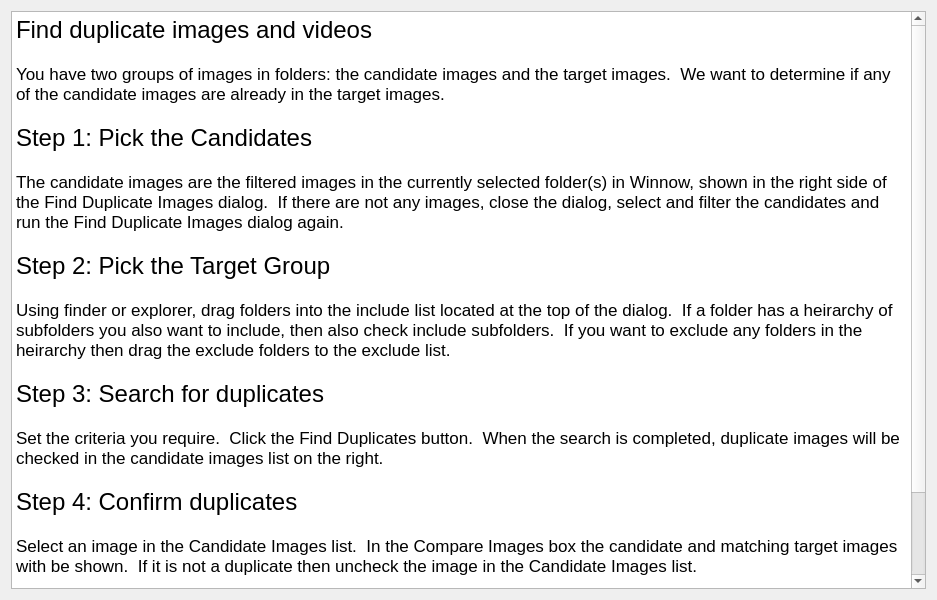
Old version of the form Help/helpfindduplicates.ui in the repository towhee/Winnow64.
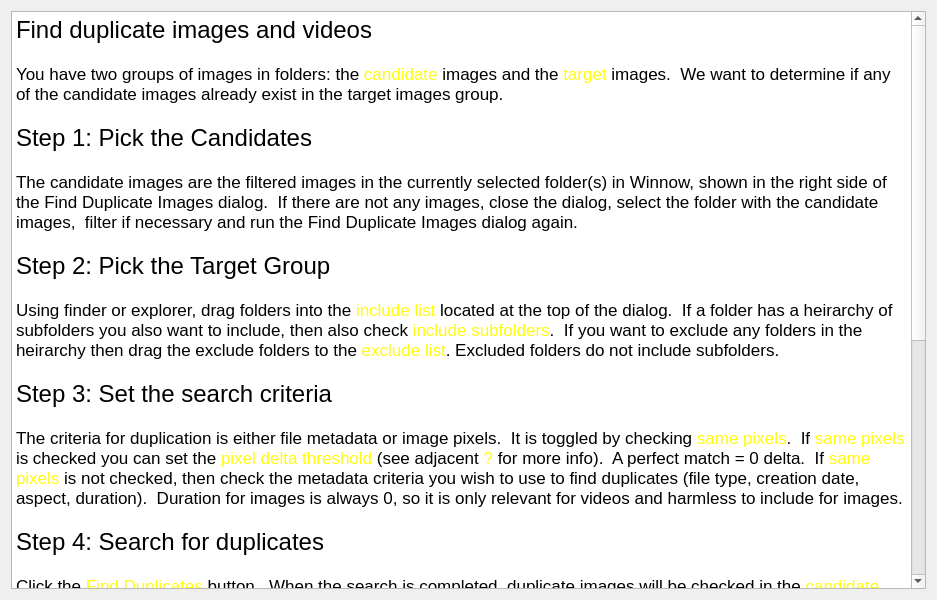
New version of the form.

Commit message: Find duplicates is done for now

What changed in the file:
```diff
--- a/Help/helpfindduplicates.ui
+++ b/Help/helpfindduplicates.ui
@@ -26,25 +26,31 @@
 &lt;/style&gt;&lt;/head&gt;&lt;body style=&quot; font-family:'.AppleSystemUIFont'; font-size:13pt; font-weight:400; font-style:normal;&quot;&gt;
 &lt;p style=&quot; margin-top:0px; margin-bottom:0px; margin-left:0px; margin-right:0px; -qt-block-indent:0; text-indent:0px;&quot;&gt;&lt;span style=&quot; font-size:18pt;&quot;&gt;Find duplicate images and videos&lt;/span&gt;&lt;/p&gt;
 &lt;p style=&quot;-qt-paragraph-type:empty; margin-top:0px; margin-bottom:0px; margin-left:0px; margin-right:0px; -qt-block-indent:0; text-indent:0px;&quot;&gt;&lt;br /&gt;&lt;/p&gt;
-&lt;p style=&quot; margin-top:0px; margin-bottom:0px; margin-left:0px; margin-right:0px; -qt-block-indent:0; text-indent:0px;&quot;&gt;You have two groups of images in folders: the candidate images and the target images.  We want to determine if any of the candidate images are already in the target images.&lt;/p&gt;
+&lt;p style=&quot; margin-top:0px; margin-bottom:0px; margin-left:0px; margin-right:0px; -qt-block-indent:0; text-indent:0px;&quot;&gt;You have two groups of images in folders: the &lt;span style=&quot; color:#fffc0d;&quot;&gt;candidate&lt;/span&gt; images and the &lt;span style=&quot; color:#fffc0d;&quot;&gt;target&lt;/span&gt; images.  We want to determine if any of the candidate images already exist in the target images group.&lt;/p&gt;
 &lt;p style=&quot;-qt-paragraph-type:empty; margin-top:0px; margin-bottom:0px; margin-left:0px; margin-right:0px; -qt-block-indent:0; text-indent:0px;&quot;&gt;&lt;br /&gt;&lt;/p&gt;
 &lt;p style=&quot; margin-top:0px; margin-bottom:0px; margin-left:0px; margin-right:0px; -qt-block-indent:0; text-indent:0px;&quot;&gt;&lt;span style=&quot; font-size:18pt;&quot;&gt;Step 1: Pick the Candidates&lt;/span&gt;&lt;/p&gt;
 &lt;p style=&quot;-qt-paragraph-type:empty; margin-top:0px; margin-bottom:0px; margin-left:0px; margin-right:0px; -qt-block-indent:0; text-indent:0px;&quot;&gt;&lt;br /&gt;&lt;/p&gt;
-&lt;p style=&quot; margin-top:0px; margin-bottom:0px; margin-left:0px; margin-right:0px; -qt-block-indent:0; text-indent:0px;&quot;&gt;The candidate images are the filtered images in the currently selected folder(s) in Winnow, shown in the right side of the Find Duplicate Images dialog.  If there are not any images, close the dialog, select and filter the candidates and run the Find Duplicate Images dialog again.&lt;/p&gt;
+&lt;p style=&quot; margin-top:0px; margin-bottom:0px; margin-left:0px; margin-right:0px; -qt-block-indent:0; text-indent:0px;&quot;&gt;The candidate images are the filtered images in the currently selected folder(s) in Winnow, shown in the right side of the Find Duplicate Images dialog.  If there are not any images, close the dialog, select the folder with the candidate images,  filter if necessary and run the Find Duplicate Images dialog again.&lt;/p&gt;
 &lt;p style=&quot;-qt-paragraph-type:empty; margin-top:0px; margin-bottom:0px; margin-left:0px; margin-right:0px; -qt-block-indent:0; text-indent:0px;&quot;&gt;&lt;br /&gt;&lt;/p&gt;
 &lt;p style=&quot; margin-top:0px; margin-bottom:0px; margin-left:0px; margin-right:0px; -qt-block-indent:0; text-indent:0px;&quot;&gt;&lt;span style=&quot; font-size:18pt;&quot;&gt;Step 2: Pick the Target Group&lt;/span&gt; &lt;/p&gt;
 &lt;p style=&quot;-qt-paragraph-type:empty; margin-top:0px; margin-bottom:0px; margin-left:0px; margin-right:0px; -qt-block-indent:0; text-indent:0px;&quot;&gt;&lt;br /&gt;&lt;/p&gt;
-&lt;p style=&quot; margin-top:0px; margin-bottom:0px; margin-left:0px; margin-right:0px; -qt-block-indent:0; text-indent:0px;&quot;&gt;Using finder or explorer, drag folders into the include list located at the top of the dialog.  If a folder has a heirarchy of subfolders you also want to include, then also check include subfolders.  If you want to exclude any folders in the heirarchy then drag the exclude folders to the exclude list.&lt;/p&gt;
+&lt;p style=&quot; margin-top:0px; margin-bottom:0px; margin-left:0px; margin-right:0px; -qt-block-indent:0; text-indent:0px;&quot;&gt;Using finder or explorer, drag folders into the &lt;span style=&quot; color:#fffc0d;&quot;&gt;include list&lt;/span&gt; located at the top of the dialog.  If a folder has a heirarchy of subfolders you also want to include, then also check &lt;span style=&quot; color:#fffc0d;&quot;&gt;include subfolders&lt;/span&gt;.  If you want to exclude any folders in the heirarchy then drag the exclude folders to the &lt;span style=&quot; color:#fffc0d;&quot;&gt;exclude list&lt;/span&gt;. Excluded folders do not include subfolders.&lt;/p&gt;
 &lt;p style=&quot;-qt-paragraph-type:empty; margin-top:0px; margin-bottom:0px; margin-left:0px; margin-right:0px; -qt-block-indent:0; text-indent:0px;&quot;&gt;&lt;br /&gt;&lt;/p&gt;
-&lt;p style=&quot; margin-top:0px; margin-bottom:0px; margin-left:0px; margin-right:0px; -qt-block-indent:0; text-indent:0px;&quot;&gt;&lt;span style=&quot; font-size:18pt;&quot;&gt;Step 3: Search for duplicates&lt;/span&gt;&lt;br /&gt;&lt;br /&gt;Set the criteria you require.  Click the Find Duplicates button.  When the search is completed, duplicate images will be checked in the candidate images list on the right.&lt;/p&gt;
+&lt;p style=&quot; margin-top:0px; margin-bottom:0px; margin-left:0px; margin-right:0px; -qt-block-indent:0; text-indent:0px;&quot;&gt;&lt;span style=&quot; font-size:18pt;&quot;&gt;Step 3: Set the search criteria&lt;/span&gt;&lt;br /&gt;&lt;br /&gt;The criteria for duplication is either file metadata or image pixels.  It is toggled by checking &lt;span style=&quot; color:#fffc0d;&quot;&gt;same pixels&lt;/span&gt;.  If &lt;span style=&quot; color:#fffc0d;&quot;&gt;same pixels&lt;/span&gt; is checked you can set the &lt;span style=&quot; color:#fffc0d;&quot;&gt;pixel delta threshold&lt;/span&gt; (see adjacent &lt;span style=&quot; color:#fffc0d;&quot;&gt;?&lt;/span&gt; for more info).  A perfect match = 0 delta.  If &lt;span style=&quot; color:#fffc0d;&quot;&gt;same pixels&lt;/span&gt; is not checked, then check the metadata criteria you wish to use to find duplicates (file type, creation date, aspect, duration).  Duration for images is always 0, so it is only relevant for videos and harmless to include for images.&lt;/p&gt;
 &lt;p style=&quot;-qt-paragraph-type:empty; margin-top:0px; margin-bottom:0px; margin-left:0px; margin-right:0px; -qt-block-indent:0; text-indent:0px;&quot;&gt;&lt;br /&gt;&lt;/p&gt;
-&lt;p style=&quot; margin-top:0px; margin-bottom:0px; margin-left:0px; margin-right:0px; -qt-block-indent:0; text-indent:0px;&quot;&gt;&lt;span style=&quot; font-size:18pt;&quot;&gt;Step 4: Confirm duplicates&lt;/span&gt;&lt;/p&gt;
+&lt;p style=&quot; margin-top:0px; margin-bottom:0px; margin-left:0px; margin-right:0px; -qt-block-indent:0; text-indent:0px;&quot;&gt;&lt;span style=&quot; font-size:18pt;&quot;&gt;Step 4: Search for duplicates&lt;/span&gt;&lt;br /&gt;&lt;br /&gt;Click the &lt;span style=&quot; color:#fffc0d;&quot;&gt;Find Duplicates&lt;/span&gt; button.  When the search is completed, duplicate images will be checked in the &lt;span style=&quot; color:#fffc0d;&quot;&gt;candidate images list &lt;/span&gt;on the right.&lt;/p&gt;
 &lt;p style=&quot;-qt-paragraph-type:empty; margin-top:0px; margin-bottom:0px; margin-left:0px; margin-right:0px; -qt-block-indent:0; text-indent:0px;&quot;&gt;&lt;br /&gt;&lt;/p&gt;
-&lt;p style=&quot; margin-top:0px; margin-bottom:0px; margin-left:0px; margin-right:0px; -qt-block-indent:0; text-indent:0px;&quot;&gt;Select an image in the Candidate Images list.  In the Compare Images box the candidate and matching target images with be shown.  If it is not a duplicate then uncheck the image in the Candidate Images list.&lt;/p&gt;
+&lt;p style=&quot; margin-top:0px; margin-bottom:0px; margin-left:0px; margin-right:0px; -qt-block-indent:0; text-indent:0px;&quot;&gt;&lt;span style=&quot; font-size:18pt;&quot;&gt;Step 5: Confirm duplicates&lt;/span&gt;&lt;/p&gt;
 &lt;p style=&quot;-qt-paragraph-type:empty; margin-top:0px; margin-bottom:0px; margin-left:0px; margin-right:0px; -qt-block-indent:0; text-indent:0px;&quot;&gt;&lt;br /&gt;&lt;/p&gt;
-&lt;p style=&quot; margin-top:0px; margin-bottom:0px; margin-left:0px; margin-right:0px; -qt-block-indent:0; text-indent:0px;&quot;&gt;&lt;span style=&quot; font-size:18pt;&quot;&gt;Step 5: Do Something with the Duplicates&lt;/span&gt;&lt;/p&gt;
+&lt;p style=&quot; margin-top:0px; margin-bottom:0px; margin-left:0px; margin-right:0px; -qt-block-indent:0; text-indent:0px;&quot;&gt;The &lt;span style=&quot; color:#fffc0d;&quot;&gt;candidate Images list&lt;/span&gt; (right side of dialog) shows the number of duplicates found, and if the criteria = &lt;span style=&quot; color:#fffc0d;&quot;&gt;same pixels&lt;/span&gt;, the &lt;span style=&quot; color:#fffc0d;&quot;&gt;pixel delta&lt;/span&gt; is also shown.  If you select an image in the &lt;span style=&quot; color:#fffc0d;&quot;&gt;candidate Images list,&lt;/span&gt; the &lt;span style=&quot; color:#fffc0d;&quot;&gt;compare images box&lt;/span&gt; will show the candidate and matching target image(s).  You can use this to confirm duplicates.  If it is not a duplicate then uncheck the image in the Candidate Images list.&lt;/p&gt;
 &lt;p style=&quot;-qt-paragraph-type:empty; margin-top:0px; margin-bottom:0px; margin-left:0px; margin-right:0px; -qt-block-indent:0; text-indent:0px;&quot;&gt;&lt;br /&gt;&lt;/p&gt;
-&lt;p style=&quot; margin-top:0px; margin-bottom:0px; margin-left:0px; margin-right:0px; -qt-block-indent:0; text-indent:0px;&quot;&gt;Click the Done button.  In Winnow the filter will now contain a Duplicates found category.  If you filter on the true items you can then delete, copy or move the images.&lt;/p&gt;&lt;/body&gt;&lt;/html&gt;</string>
+&lt;p style=&quot; margin-top:0px; margin-bottom:0px; margin-left:0px; margin-right:0px; -qt-block-indent:0; text-indent:0px;&quot;&gt;Use the &lt;span style=&quot; color:#fffc0d;&quot;&gt;Report&lt;/span&gt; button to see a detailed comparison of the candidate and matching target images, including the metadata or pixel deltas.  If you want to include all the non-matches, press &lt;span style=&quot; color:#fffc0d;&quot;&gt;alt/option&lt;/span&gt; and &lt;span style=&quot; color:#fffc0d;&quot;&gt;Report&lt;/span&gt;.&lt;/p&gt;
+&lt;p style=&quot;-qt-paragraph-type:empty; margin-top:0px; margin-bottom:0px; margin-left:0px; margin-right:0px; -qt-block-indent:0; text-indent:0px;&quot;&gt;&lt;br /&gt;&lt;/p&gt;
+&lt;p style=&quot; margin-top:0px; margin-bottom:0px; margin-left:0px; margin-right:0px; -qt-block-indent:0; text-indent:0px;&quot;&gt;If you are getting false matches, this might be due to identical creation times for multiple images taken in rapid succession, and the camera did not include millisecond time information.  In this case you should use the same pixels criteria.&lt;/p&gt;
+&lt;p style=&quot;-qt-paragraph-type:empty; margin-top:0px; margin-bottom:0px; margin-left:0px; margin-right:0px; -qt-block-indent:0; text-indent:0px;&quot;&gt;&lt;br /&gt;&lt;/p&gt;
+&lt;p style=&quot; margin-top:0px; margin-bottom:0px; margin-left:0px; margin-right:0px; -qt-block-indent:0; text-indent:0px;&quot;&gt;&lt;span style=&quot; font-size:18pt;&quot;&gt;Step 6: Do Something with the Duplicates&lt;/span&gt;&lt;/p&gt;
+&lt;p style=&quot;-qt-paragraph-type:empty; margin-top:0px; margin-bottom:0px; margin-left:0px; margin-right:0px; -qt-block-indent:0; text-indent:0px;&quot;&gt;&lt;br /&gt;&lt;/p&gt;
+&lt;p style=&quot; margin-top:0px; margin-bottom:0px; margin-left:0px; margin-right:0px; -qt-block-indent:0; text-indent:0px;&quot;&gt;Click the &lt;span style=&quot; color:#fffc0d;&quot;&gt;Done&lt;/span&gt; button.  In Winnow the&lt;span style=&quot; color:#fffc0d;&quot;&gt; filter panel&lt;/span&gt; will now contain a &lt;span style=&quot; color:#fffc0d;&quot;&gt;Duplicates found&lt;/span&gt; category.  If you filter on the true items you can then delete, copy or move the images.&lt;/p&gt;&lt;/body&gt;&lt;/html&gt;</string>
      </property>
     </widget>
    </item>
```
The commit also changes 6 other files.
